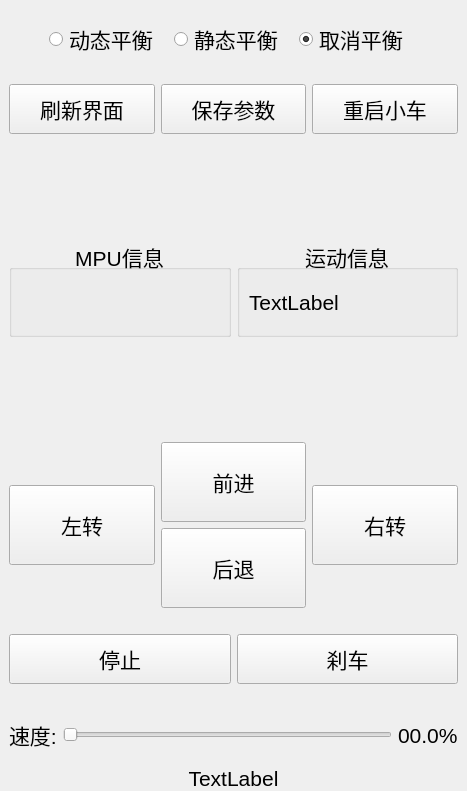
zhangming-wang/amr, file Android_code/main_window/mainwindow.ui: the form before one commit.
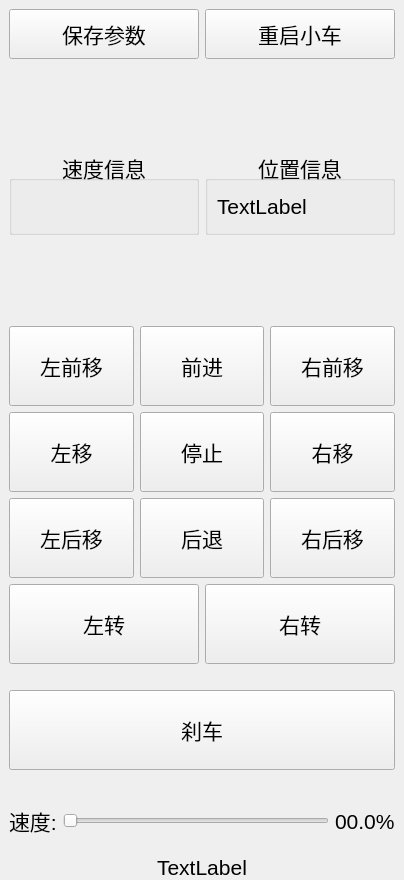
The form after the commit.

Commit message: 实现上位机软件和手柄以及手机软件控制小车的运动

The edit to the form file:
```diff
--- a/Android_code/main_window/mainwindow.ui
+++ b/Android_code/main_window/mainwindow.ui
@@ -6,8 +6,8 @@
    <rect>
     <x>0</x>
     <y>0</y>
-    <width>467</width>
-    <height>791</height>
+    <width>404</width>
+    <height>880</height>
    </rect>
   </property>
   <property name="font">
@@ -19,143 +19,27 @@
    <string>MainWindow</string>
   </property>
   <widget class="QWidget" name="centralwidget">
-   <layout class="QVBoxLayout" name="verticalLayout_4">
+   <layout class="QVBoxLayout" name="verticalLayout_8">
+    <property name="spacing">
+     <number>0</number>
+    </property>
+    <property name="leftMargin">
+     <number>0</number>
+    </property>
     <property name="topMargin">
-     <number>20</number>
+     <number>0</number>
+    </property>
+    <property name="rightMargin">
+     <number>0</number>
     </property>
     <property name="bottomMargin">
      <number>0</number>
     </property>
     <item>
-     <layout class="QHBoxLayout" name="horizontalLayout_2">
-      <item>
-       <spacer name="horizontalSpacer">
-        <property name="orientation">
-         <enum>Qt::Horizontal</enum>
-        </property>
-        <property name="sizeType">
-         <enum>QSizePolicy::Preferred</enum>
-        </property>
-        <property name="sizeHint" stdset="0">
-         <size>
-          <width>40</width>
-          <height>20</height>
-         </size>
-        </property>
-       </spacer>
-      </item>
-      <item>
-       <widget class="QRadioButton" name="radioButton_dynamic_balance">
-        <property name="sizePolicy">
-         <sizepolicy hsizetype="Preferred" vsizetype="Preferred">
-          <horstretch>0</horstretch>
-          <verstretch>0</verstretch>
-         </sizepolicy>
-        </property>
-        <property name="font">
-         <font>
-          <pointsize>16</pointsize>
-         </font>
-        </property>
-        <property name="text">
-         <string>动态平衡</string>
-        </property>
-       </widget>
-      </item>
-      <item>
-       <widget class="QRadioButton" name="radioButton_static_balance">
-        <property name="sizePolicy">
-         <sizepolicy hsizetype="Preferred" vsizetype="Preferred">
-          <horstretch>0</horstretch>
-          <verstretch>0</verstretch>
-         </sizepolicy>
-        </property>
-        <property name="font">
-         <font>
-          <pointsize>16</pointsize>
-         </font>
-        </property>
-        <property name="text">
-         <string>静态平衡</string>
-        </property>
-       </widget>
-      </item>
-      <item>
-       <widget class="QRadioButton" name="radioButton_no_balance">
-        <property name="sizePolicy">
-         <sizepolicy hsizetype="Preferred" vsizetype="Preferred">
-          <horstretch>0</horstretch>
-          <verstretch>0</verstretch>
-         </sizepolicy>
-        </property>
-        <property name="font">
-         <font>
-          <pointsize>16</pointsize>
-         </font>
-        </property>
-        <property name="text">
-         <string>取消平衡</string>
-        </property>
-        <property name="checked">
-         <bool>true</bool>
-        </property>
-       </widget>
-      </item>
-      <item>
-       <spacer name="horizontalSpacer_2">
-        <property name="orientation">
-         <enum>Qt::Horizontal</enum>
-        </property>
-        <property name="sizeType">
-         <enum>QSizePolicy::Preferred</enum>
-        </property>
-        <property name="sizeHint" stdset="0">
-         <size>
-          <width>40</width>
-          <height>20</height>
-         </size>
-        </property>
-       </spacer>
-      </item>
-     </layout>
-    </item>
-    <item>
-     <spacer name="verticalSpacer">
-      <property name="orientation">
-       <enum>Qt::Vertical</enum>
-      </property>
-      <property name="sizeType">
-       <enum>QSizePolicy::Fixed</enum>
-      </property>
-      <property name="sizeHint" stdset="0">
-       <size>
-        <width>20</width>
-        <height>20</height>
-       </size>
-      </property>
-     </spacer>
-    </item>
+     <widget class="QWidget" name="widget" native="true">
+      <layout class="QVBoxLayout" name="verticalLayout_7">
     <item>
      <layout class="QHBoxLayout" name="horizontalLayout_5">
-      <item>
-       <widget class="QPushButton" name="pushButton_refresh">
-        <property name="sizePolicy">
-         <sizepolicy hsizetype="Preferred" vsizetype="Preferred">
-          <horstretch>0</horstretch>
-          <verstretch>0</verstretch>
-         </sizepolicy>
-        </property>
-        <property name="minimumSize">
-         <size>
-          <width>0</width>
-          <height>50</height>
-         </size>
-        </property>
-        <property name="text">
-         <string>刷新界面</string>
-        </property>
-       </widget>
-      </item>
       <item>
        <widget class="QPushButton" name="pushButton_save">
         <property name="sizePolicy">
@@ -208,7 +92,7 @@
       <item>
        <widget class="QGroupBox" name="groupBox">
         <property name="title">
-         <string>MPU信息</string>
+            <string>速度信息</string>
         </property>
         <property name="alignment">
          <set>Qt::AlignCenter</set>
@@ -233,7 +117,7 @@
       <item>
        <widget class="QGroupBox" name="groupBox_2">
         <property name="title">
-         <string>运动信息</string>
+            <string>位置信息</string>
         </property>
         <property name="alignment">
          <set>Qt::AlignCenter</set>
@@ -271,24 +155,23 @@
      </spacer>
     </item>
     <item>
-     <layout class="QHBoxLayout" name="horizontalLayout">
+        <layout class="QVBoxLayout" name="verticalLayout_4">
       <item>
-       <layout class="QVBoxLayout" name="verticalLayout" stretch="1,1,1">
+          <layout class="QHBoxLayout" name="horizontalLayout_2">
         <item>
-         <spacer name="verticalSpacer_2">
-          <property name="orientation">
-           <enum>Qt::Vertical</enum>
-          </property>
-          <property name="sizeType">
-           <enum>QSizePolicy::Maximum</enum>
-          </property>
-          <property name="sizeHint" stdset="0">
+            <layout class="QVBoxLayout" name="verticalLayout" stretch="0,1,0">
+             <item>
+              <widget class="QPushButton" name="pushButton_move_left_front">
+               <property name="minimumSize">
            <size>
-            <width>20</width>
-            <height>40</height>
-           </size>
-          </property>
-         </spacer>
+                 <width>0</width>
+                 <height>80</height>
+                </size>
+               </property>
+               <property name="text">
+                <string>左前移</string>
+               </property>
+              </widget>
         </item>
         <item>
          <widget class="QPushButton" name="pushButton_move_left">
@@ -305,30 +188,27 @@
            </size>
           </property>
           <property name="text">
-           <string>左转</string>
+                <string>左移</string>
           </property>
          </widget>
         </item>
         <item>
-         <spacer name="verticalSpacer_3">
-          <property name="orientation">
-           <enum>Qt::Vertical</enum>
-          </property>
-          <property name="sizeType">
-           <enum>QSizePolicy::Maximum</enum>
-          </property>
-          <property name="sizeHint" stdset="0">
+              <widget class="QPushButton" name="pushButton_move_left_back">
+               <property name="minimumSize">
            <size>
-            <width>20</width>
-            <height>40</height>
-           </size>
-          </property>
-         </spacer>
+                 <width>0</width>
+                 <height>80</height>
+                </size>
+               </property>
+               <property name="text">
+                <string>左后移</string>
+               </property>
+              </widget>
         </item>
        </layout>
       </item>
       <item>
-       <layout class="QVBoxLayout" name="verticalLayout_2" stretch="1,1">
+            <layout class="QVBoxLayout" name="verticalLayout_2" stretch="1,0,1">
         <item>
          <widget class="QPushButton" name="pushButton_move_front">
           <property name="sizePolicy">
@@ -348,6 +228,25 @@
           </property>
          </widget>
         </item>
+             <item>
+              <widget class="QPushButton" name="pushButton_stop_move">
+               <property name="sizePolicy">
+                <sizepolicy hsizetype="Preferred" vsizetype="Maximum">
+                 <horstretch>0</horstretch>
+                 <verstretch>0</verstretch>
+                </sizepolicy>
+               </property>
+               <property name="minimumSize">
+                <size>
+                 <width>0</width>
+                 <height>80</height>
+                </size>
+               </property>
+               <property name="text">
+                <string>停止</string>
+               </property>
+              </widget>
+             </item>
         <item>
          <widget class="QPushButton" name="pushButton_move_back">
           <property name="sizePolicy">
@@ -370,22 +269,19 @@
        </layout>
       </item>
       <item>
-       <layout class="QVBoxLayout" name="verticalLayout_3" stretch="1,1,1">
+            <layout class="QVBoxLayout" name="verticalLayout_3" stretch="0,1,0">
         <item>
-         <spacer name="verticalSpacer_4">
-          <property name="orientation">
-           <enum>Qt::Vertical</enum>
-          </property>
-          <property name="sizeType">
-           <enum>QSizePolicy::Maximum</enum>
-          </property>
-          <property name="sizeHint" stdset="0">
+              <widget class="QPushButton" name="pushButton_move_right_front">
+               <property name="minimumSize">
            <size>
-            <width>20</width>
-            <height>40</height>
-           </size>
-          </property>
-         </spacer>
+                 <width>0</width>
+                 <height>80</height>
+                </size>
+               </property>
+               <property name="text">
+                <string>右前移</string>
+               </property>
+              </widget>
         </item>
         <item>
          <widget class="QPushButton" name="pushButton_move_right">
@@ -402,26 +298,55 @@
            </size>
           </property>
           <property name="text">
+                <string>右移</string>
+               </property>
+              </widget>
+             </item>
+             <item>
+              <widget class="QPushButton" name="pushButton_move_right_back">
+               <property name="minimumSize">
+                <size>
+                 <width>0</width>
+                 <height>80</height>
+                </size>
+               </property>
+               <property name="text">
+                <string>右后移</string>
+               </property>
+              </widget>
+             </item>
+            </layout>
+           </item>
+          </layout>
+         </item>
+         <item>
+          <layout class="QHBoxLayout" name="horizontalLayout">
+           <item>
+            <widget class="QPushButton" name="pushButton_turn_left">
+             <property name="minimumSize">
+              <size>
+               <width>0</width>
+               <height>80</height>
+              </size>
+             </property>
+             <property name="text">
+              <string>左转</string>
+             </property>
+            </widget>
+           </item>
+           <item>
+            <widget class="QPushButton" name="pushButton_turn_right">
+             <property name="minimumSize">
+              <size>
+               <width>0</width>
+               <height>80</height>
+              </size>
+             </property>
+             <property name="text">
            <string>右转</string>
           </property>
          </widget>
         </item>
-        <item>
-         <spacer name="verticalSpacer_5">
-          <property name="orientation">
-           <enum>Qt::Vertical</enum>
-          </property>
-          <property name="sizeType">
-           <enum>QSizePolicy::Maximum</enum>
-          </property>
-          <property name="sizeHint" stdset="0">
-           <size>
-            <width>20</width>
-            <height>40</height>
-           </size>
-          </property>
-         </spacer>
-        </item>
        </layout>
       </item>
      </layout>
@@ -443,27 +368,6 @@
      </spacer>
     </item>
     <item>
-     <layout class="QHBoxLayout" name="horizontalLayout_6">
-      <item>
-       <widget class="QPushButton" name="pushButton_stop_move">
-        <property name="sizePolicy">
-         <sizepolicy hsizetype="Preferred" vsizetype="Maximum">
-          <horstretch>0</horstretch>
-          <verstretch>0</verstretch>
-         </sizepolicy>
-        </property>
-        <property name="minimumSize">
-         <size>
-          <width>0</width>
-          <height>50</height>
-         </size>
-        </property>
-        <property name="text">
-         <string>停止</string>
-        </property>
-       </widget>
-      </item>
-      <item>
        <widget class="QPushButton" name="pushButton_brake">
         <property name="sizePolicy">
          <sizepolicy hsizetype="Preferred" vsizetype="Maximum">
@@ -474,7 +378,7 @@
         <property name="minimumSize">
          <size>
           <width>0</width>
-          <height>50</height>
+           <height>80</height>
          </size>
         </property>
         <property name="text">
@@ -482,8 +386,6 @@
         </property>
        </widget>
       </item>
-     </layout>
-    </item>
     <item>
      <spacer name="verticalSpacer_6">
       <property name="orientation">
@@ -551,6 +453,9 @@
        </widget>
       </item>
      </layout>
+       </item>
+      </layout>
+     </widget>
     </item>
     <item>
      <widget class="QLabel" name="label_connect_status">
```
Left out of the diff: 4 changed lines with no effect on the pictures. Lines whose indentation alone changed are shown as unchanged. The commit also changes 110 other files.
